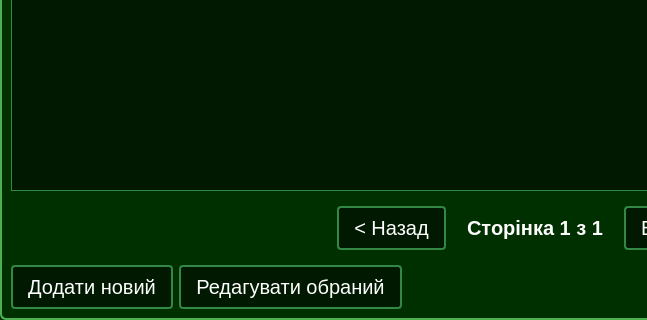
This is app/ui/object_manager_dialog.ui in VadymKotsiuba1808/SDR_Pi as Qt 5 draws it before an edit; both pictures show x 0 to 647 and y 380 to 700 of the 1080 by 700 pixel window. The edited form follows.
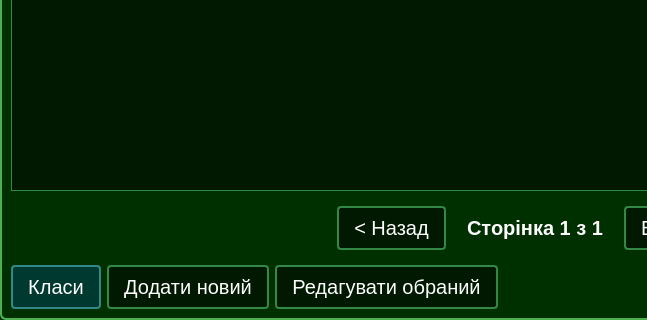
This is the edited form.

Commit message: Added btn for opening classes_manager in object_manager ui

The edit to the form file:
```diff
--- a/app/ui/object_manager_dialog.ui
+++ b/app/ui/object_manager_dialog.ui
@@ -81,9 +81,17 @@
   background-color: #aa3333;
 }
 
-/* Кнопка закрити - трохи відрізняється (опціонально, тут стандартний стиль) */
+/* Кнопка Класи - трохи інший відтінок */
+QPushButton#btnManageClasses {
+    background-color: rgba(0, 60, 60, 0.8);
+    border-color: #328888;
+}
+QPushButton#btnManageClasses:hover {
+    background-color: #328888;
+}
+
 QPushButton#btnClose {
-    /* Можна додати специфічний стиль якщо треба, наразі як інші */
+    /* Стандартний стиль */
 }
 </string>
     </property>
@@ -237,6 +245,13 @@
       </item>
       <item>
         <layout class="QHBoxLayout" name="horizontalLayout_Bottom">
+          <item>
+            <widget class="QPushButton" name="btnManageClasses">
+              <property name="text">
+                <string>Класи</string>
+              </property>
+            </widget>
+          </item>
           <item>
             <widget class="QPushButton" name="btnAdd">
               <property name="text">
```
The commit also changes 1 other file.
